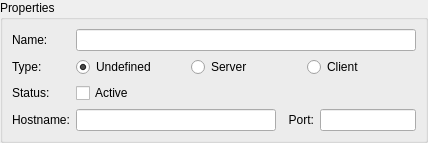
This is IGTLoadableModules/QtModules/OpenIGTLinkIF/Resources/UI/qSlicerIGTLConnectorPropertyWidget.ui in NA-MIC/NAMICSandBox as Qt 5 draws it before an edit. The edited form follows.
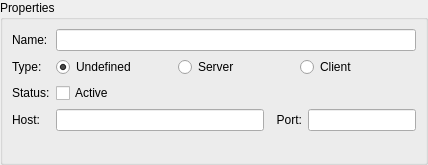
This is the edited form.

Commit message: STYLE: Size of text fields n the connector property widget are adjusted. NOTE that The commits from r7803 to r7829 are contributed by Jean-Christophe Fillion-Robin, Kitware, Inc.

```diff
--- a/IGTLoadableModules/QtModules/OpenIGTLinkIF/Resources/UI/qSlicerIGTLConnectorPropertyWidget.ui
+++ b/IGTLoadableModules/QtModules/OpenIGTLinkIF/Resources/UI/qSlicerIGTLConnectorPropertyWidget.ui
@@ -7,7 +7,7 @@
     <x>0</x>
     <y>0</y>
     <width>428</width>
-    <height>132</height>
+    <height>165</height>
    </rect>
   </property>
   <property name="windowTitle">
@@ -71,7 +71,7 @@
       <item row="3" column="0">
        <widget class="QLabel" name="ConnectorHostnameLabel">
         <property name="text">
-         <string>Hostname:</string>
+         <string>Host:</string>
         </property>
        </widget>
       </item>
@@ -97,7 +97,7 @@
            </property>
            <property name="minimumSize">
             <size>
-             <width>200</width>
+             <width>160</width>
              <height>0</height>
             </size>
            </property>
```
The commit also changes 1 other file.
